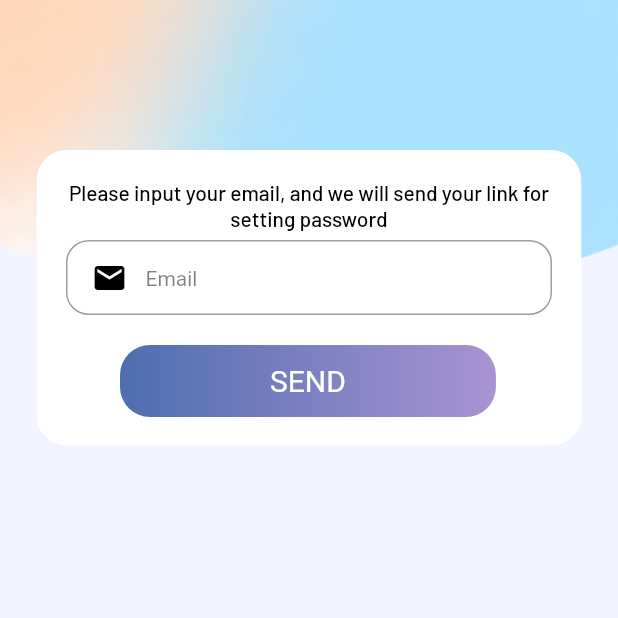
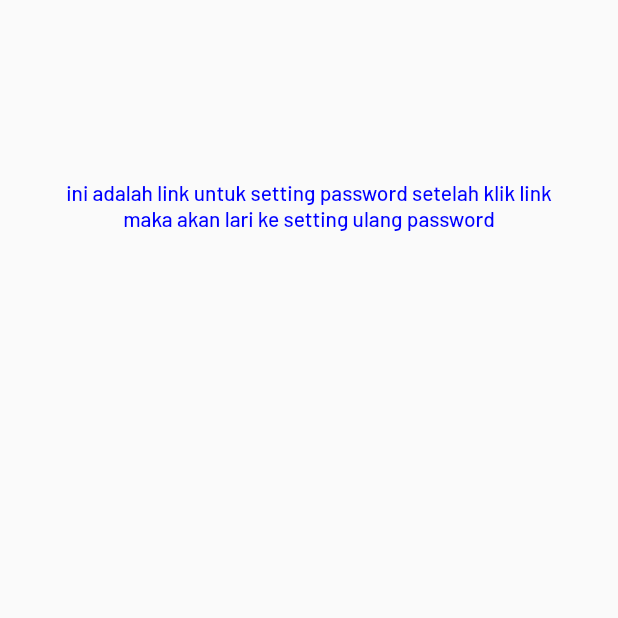
Before and after one commit to nouvosajja/Brand, a Flutter app: the screen it shows after launch, after a tap on "SEND", on a phone screen of 412 x 824 dp, the top half of it. Run offline on Flutter 3.47's test engine with Material 2 defaults, Android fonts, the phone set to English and light mode, and no system bars; our stand-ins replace flutter_svg, gap; Roboto replaces fonts that are missing (Helvetica Neue).

Commit message:
Feat: [AAS] Make Receive Link Page

```diff
--- a/lib/Pages/forgetPass/forgetPass.dart
+++ b/lib/Pages/forgetPass/forgetPass.dart
@@ -1,5 +1,4 @@
-import 'package:flutter/material.dart';
-
+import 'package:brand/Pages/forgetPass/receiveLink.dart';
 import 'package:flutter/material.dart';
 
 class forgetPass extends StatefulWidget {
@@ -44,8 +43,7 @@ class _forgetPassState extends State<forgetPass> {
               ),
               Center(
                 child: Padding(
-                  padding: EdgeInsets.only(
-                      top: 120),
+                  padding: EdgeInsets.only(top: 120),
                   child: Column(
                     children: [
                       Container(
@@ -118,7 +116,14 @@ class _forgetPassState extends State<forgetPass> {
                   borderRadius: BorderRadius.circular(20),
                 ),
                 child: TextButton(
-                  onPressed: () {},
+                  onPressed: () {
+                    Navigator.push(
+                      context,
+                      MaterialPageRoute(
+                          builder: (context) =>
+                              recLink()), // Navigasi ke halaman recLink
+                    );
+                  },
                   child: Text(
                     'SEND',
                     style: TextStyle(
--- /dev/null
+++ b/lib/Pages/forgetPass/receiveLink.dart
@@ -0,0 +1,50 @@
+import 'package:flutter/material.dart';
+
+class recLink extends StatefulWidget {
+  const recLink({super.key});
+
+  @override
+  State<recLink> createState() => _recLinkState();
+}
+
+class _recLinkState extends State<recLink> {
+  @override
+  Widget build(BuildContext context) {
+    return Scaffold(
+      body: Column(
+        children: [
+          Stack(
+            children: [
+              Center(
+                child: Padding(
+                  padding: EdgeInsets.only(
+                      top: 120),
+                  child: Column(
+                    children: [
+                      Container(
+                        margin: EdgeInsets.only(
+                          left: 35,
+                          right: 35,
+                        ),
+                        child: Text(
+                          'ini adalah link untuk setting password setelah klik link maka akan lari ke setting ulang password',
+                          textAlign: TextAlign.center,
+                          style: TextStyle(
+                            fontSize: 14,
+                            fontFamily: 'Barlow',
+                            fontWeight: FontWeight.w500,
+                            color: Color(0xff0000FF),
+                          ),
+                        ),
+                      ),
+                    ],
+                  ),
+                ),
+              ),
+            ],
+          ),
+        ],
+      ),
+    );
+  }
+}
```
